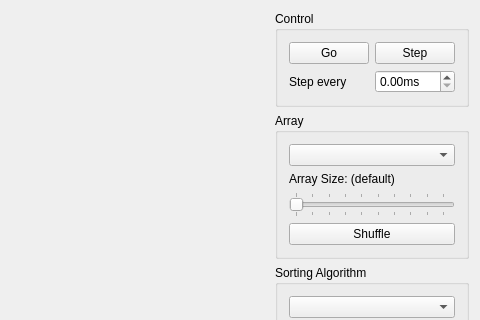
The window that yasav.ui (BortEngineerDude/YASAV) describes before a commit, drawn with Qt 5; both pictures show x 420 to 900 and y 0 to 320 of the 900 by 550 pixel window.
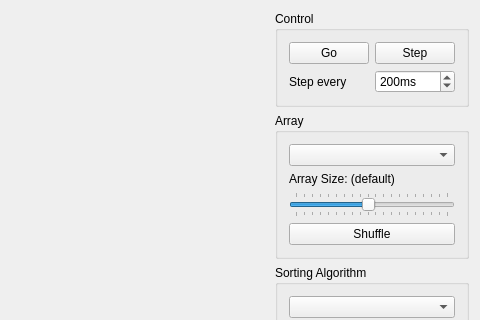
The same window after the commit. Custom widgets are drawn as their Qt base class.

Diff of the .ui file:
```diff
--- a/yasav.ui
+++ b/yasav.ui
@@ -72,13 +72,22 @@
            </widget>
           </item>
           <item>
-           <widget class="QDoubleSpinBox" name="doubleSpinBoxTiming">
-            <property name="prefix">
-             <string notr="true"/>
-            </property>
+           <widget class="QSpinBox" name="spinBoxTiming">
             <property name="suffix">
              <string>ms</string>
             </property>
+            <property name="minimum">
+             <number>0</number>
+            </property>
+            <property name="maximum">
+             <number>1000</number>
+            </property>
+            <property name="singleStep">
+             <number>10</number>
+            </property>
+            <property name="value">
+             <number>200</number>
+            </property>
            </widget>
           </item>
          </layout>
@@ -105,14 +114,17 @@
         <item>
          <widget class="QSlider" name="horizontalSliderArraySize">
           <property name="minimum">
-           <number>100</number>
+           <number>10</number>
           </property>
           <property name="maximum">
-           <number>1024</number>
+           <number>200</number>
           </property>
           <property name="pageStep">
            <number>100</number>
           </property>
+          <property name="value">
+           <number>100</number>
+          </property>
           <property name="orientation">
            <enum>Qt::Horizontal</enum>
           </property>
@@ -120,7 +132,7 @@
            <enum>QSlider::TicksBothSides</enum>
           </property>
           <property name="tickInterval">
-           <number>100</number>
+           <number>10</number>
           </property>
          </widget>
         </item>
```
